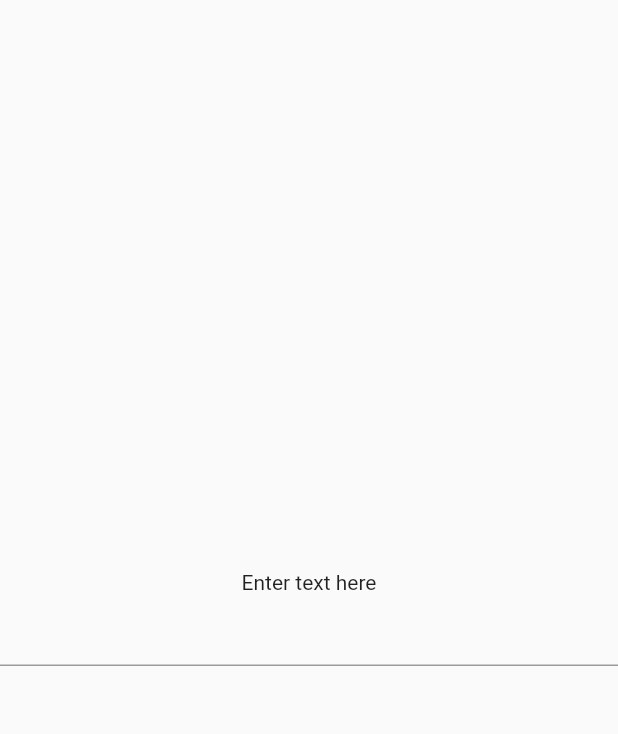
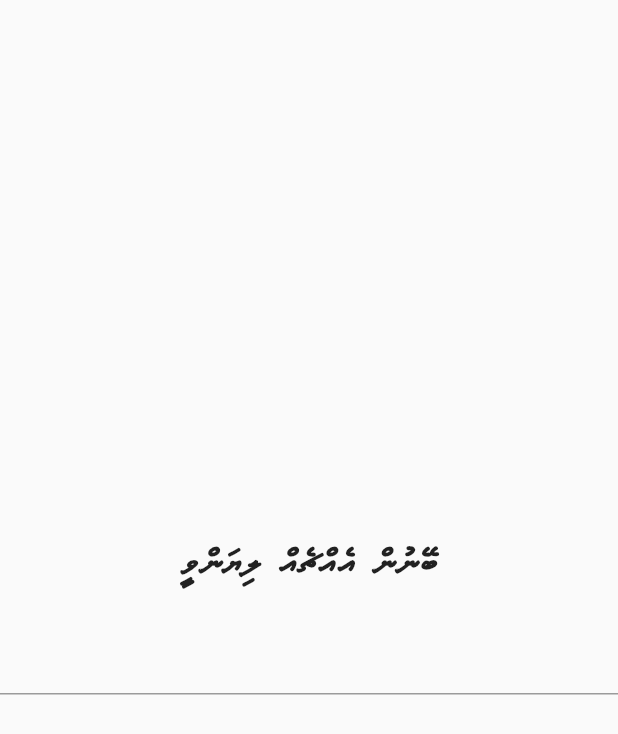
Before and after one commit to xihuny/flutter_thaana, a Flutter app: the screen it shows after launch, on a phone screen of 412 x 824 dp. Shown: the top 734 px of the screen. Run offline on Flutter 3.47's test engine with Material 2 defaults, Android fonts, the phone set to English and light mode, and no system bars.

Commit message:
no progress

```diff
--- a/lib/main.dart
+++ b/lib/main.dart
@@ -147,6 +147,16 @@ class _HomeState extends State<Home> {
       return String.fromCharCode(s);
   }
 
+  _listener() {
+    tec.selection = TextSelection.collapsed(offset: tec.selection.start + 1);
+  }
+
+  @override
+  void initState() {
+    super.initState();
+    tec.addListener(_listener);
+  }
+
   @override
   Widget build(BuildContext context) {
     return Material(
@@ -154,17 +164,27 @@ class _HomeState extends State<Home> {
           child: Column(
         mainAxisAlignment: MainAxisAlignment.center,
         children: <Widget>[
-          Text('Enter text here'),
+          Text(
+            'ބޭނުން އެއްޗެއް ލިޔަންވީ',
+            style: TextStyle(
+                fontFamily: 'Faruma',
+                fontSize: 23,
+                fontWeight: FontWeight.bold),
+          ),
+          SizedBox(
+            height: 15,
+          ),
           TextField(
             textDirection: TextDirection.rtl,
             textAlign: TextAlign.center,
             style: TextStyle(
-              fontFamily: 'NotoSans'
+              fontFamily: 'Faruma',
+              fontSize: 20,
             ),
             controller: tec,
             onChanged: (s) {
               tec.text = thaana(s);
-              tec.selection = TextSelection.collapsed(offset: tec.text.length);
+              //tec.selection = TextSelection.collapsed(offset: pos);
             },
           ),
         ],
```
